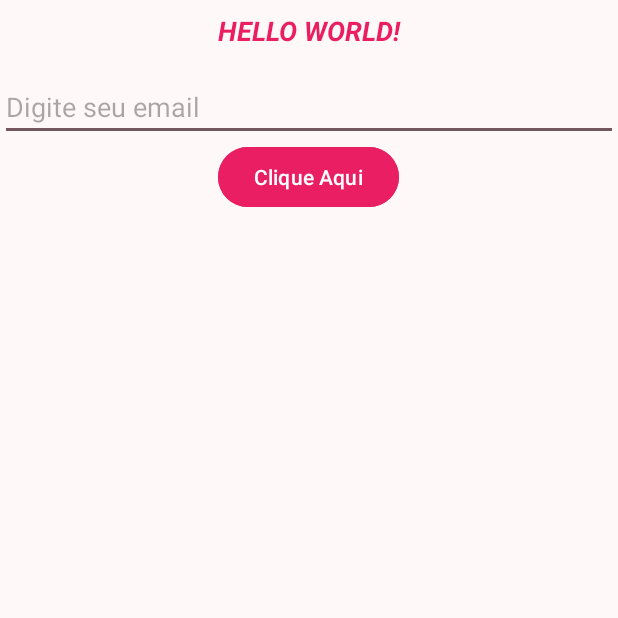
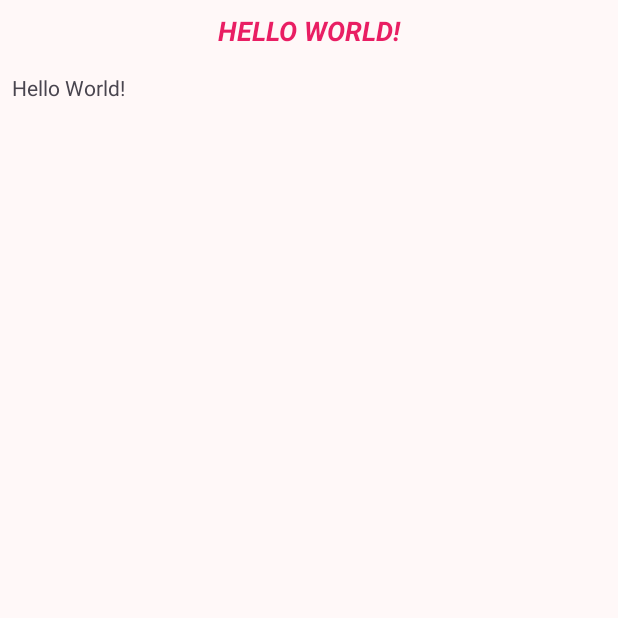
Before and after one commit to jessemp3/Desenvolvimento-nativo-java, an Android app: the MainActivity screen opened directly, with no data from a screen before it, on a phone screen of 412 x 824 dp, the top half of it. Run offline under Robolectric (Android 15) with nearby library versions, the phone set to English and light mode, and no system bars; Roboto replaces fonts that are not available here.

```diff
--- a/LinearLayout/app/build.gradle.kts
+++ b/LinearLayout/app/build.gradle.kts
@@ -12,7 +12,6 @@ android {
         targetSdk = 35
         versionCode = 1
         versionName = "1.0"
-
         testInstrumentationRunner = "androidx.test.runner.AndroidJUnitRunner"
     }
 
@@ -26,8 +25,8 @@ android {
         }
     }
     compileOptions {
-        sourceCompatibility = JavaVersion.VERSION_11
-        targetCompatibility = JavaVersion.VERSION_11
+        sourceCompatibility = JavaVersion.VERSION_17
+        targetCompatibility = JavaVersion.VERSION_17
     }
 }
 
--- a/LinearLayout/app/src/main/AndroidManifest.xml
+++ b/LinearLayout/app/src/main/AndroidManifest.xml
@@ -13,7 +13,7 @@
         android:theme="@style/Theme.LinearLayout"
         tools:targetApi="31">
         <activity
-            android:name=".Exe2Activity"
+            android:name=".Exe1Activity"
             android:exported="true">
             <intent-filter>
                 <action android:name="android.intent.action.MAIN" />
@@ -22,7 +22,7 @@
             </intent-filter>
         </activity>
         <activity android:name=".MainActivity" />
-        <activity android:name=".Exe1Activity"/>
+        <activity android:name=".Exe2Activity"/>
 
         <meta-data
             android:name="preloaded_fonts"
--- a/LinearLayout/app/src/main/java/com/nativo/linearlayout/MainActivity.java
+++ b/LinearLayout/app/src/main/java/com/nativo/linearlayout/MainActivity.java
@@ -1,14 +1,19 @@
 package com.nativo.linearlayout;
 
 import android.os.Bundle;
+import android.widget.TextView;
 
 import androidx.activity.EdgeToEdge;
 import androidx.appcompat.app.AppCompatActivity;
 import androidx.core.graphics.Insets;
 import androidx.core.view.ViewCompat;
 import androidx.core.view.WindowInsetsCompat;
+import androidx.recyclerview.widget.RecyclerView;
 
 public class MainActivity extends AppCompatActivity {
+
+
+    private final ViewHolder viewHolder = new ViewHolder();
 
     @Override
     protected void onCreate(Bundle savedInstanceState) {
@@ -20,5 +25,16 @@ public class MainActivity extends AppCompatActivity {
             v.setPadding(systemBars.left, systemBars.top, systemBars.right, systemBars.bottom);
             return insets;
         });
+        viewHolder.textViewEmail = findViewById(R.id.textViewEmail);
+
+        Bundle bundle = getIntent().getExtras();
+        if(bundle != null) {
+            String email = bundle.getString("email", "Email não informado");
+            viewHolder.textViewEmail.setText(email);
+        }
+
+    }
+    private static class ViewHolder{
+        TextView textViewEmail;
     }
 }
--- a/LinearLayout/app/src/main/res/layout/activity_main.xml
+++ b/LinearLayout/app/src/main/res/layout/activity_main.xml
@@ -20,6 +20,15 @@
         android:gravity="center"
         android:padding="8dp"
         android:text="Hello World!" />
+
+    <TextView
+        android:id="@+id/textViewEmail"
+        android:layout_width="wrap_content"
+        android:layout_height="wrap_content"
+        android:padding="8dp"
+        android:layout_gravity="start"
+        android:text="Hello World!"
+        />
 
     <TextView
         android:layout_width="wrap_content"
@@ -63,24 +72,24 @@
 
     </LinearLayout>
 
-    <EditText
-        android:layout_width="match_parent"
-        android:layout_height="wrap_content"
-        android:layout_marginTop="8dp"
-        android:autofillHints="emailAddress"
-        android:hint="Digite seu email"
-        android:inputType="textEmailAddress|textWebEmailAddress"
-        android:imeOptions="actionDone"
-        >
-<!--        o imeOptions é o icone que fic ano canto inferior do teclado , quando vc clica no input-->
-    </EditText>
+<!--    <EditText-->
+<!--        android:layout_width="match_parent"-->
+<!--        android:layout_height="wrap_content"-->
+<!--        android:layout_marginTop="8dp"-->
+<!--        android:autofillHints="emailAddress"-->
+<!--        android:hint="Digite seu email"-->
+<!--        android:inputType="textEmailAddress|textWebEmailAddress"-->
+<!--        android:imeOptions="actionDone"-->
+<!--        >-->
+<!--&lt;!&ndash;        o imeOptions é o icone que fic ano canto inferior do teclado , quando vc clica no input&ndash;&gt;-->
+<!--    </EditText>-->
 
-    <Button
-        android:layout_width="wrap_content"
-        android:layout_height="wrap_content"
-        android:text="@string/button"
-        android:layout_gravity="center"
-        android:backgroundTint="@color/pink"
-        />
+<!--    <Button-->
+<!--        android:layout_width="wrap_content"-->
+<!--        android:layout_height="wrap_content"-->
+<!--        android:text="@string/button"-->
+<!--        android:layout_gravity="center"-->
+<!--        android:backgroundTint="@color/pink"-->
+<!--        />-->
 
 </LinearLayout>
--- a/LinearLayout/app/src/main/res/values/strings.xml
+++ b/LinearLayout/app/src/main/res/values/strings.xml
@@ -1,4 +1,7 @@
 <resources>
     <string name="app_name">LinearLayout</string>
     <string name="button">Clique Aqui</string>
+    <string name="login">login</string>
+    <string name="register">register</string>
+
 </resources>
```
Also changed, not shown: LinearLayout/app/src/main/java/com/nativo/linearlayout/Exe1Activity.java (+49 -1 lines), LinearLayout/app/src/main/res/layout/activity_exe1.xml (+5 -2 lines).
